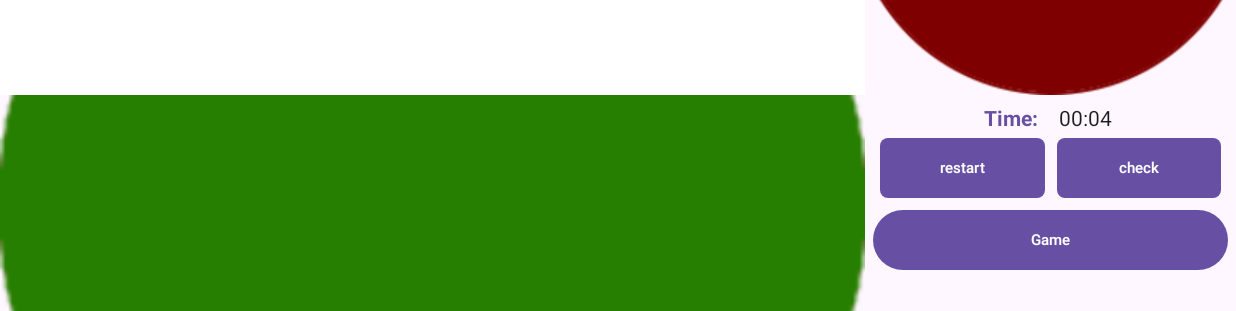
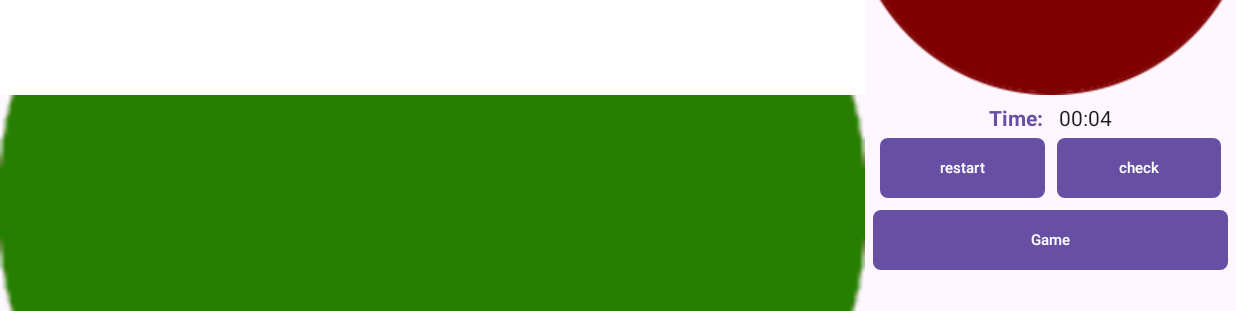
Before and after one commit to Anonimqwe/pavelprojectforsamsung, an Android app: the screen it shows after launch (MainActivity), after a tap on "menu", on a phone screen of 824 x 412 dp (held sideways). Shown: the part 307-618 px from the top of the screen. Run offline under Robolectric (Android 15) with nearby library versions, the phone set to English and light mode, and no system bars; 2 other taps on this screen came first.

Commit message:
change 19.05

```diff
--- a/MyApplication9/app/src/main/java/com/example/myapplication/MainActivity.java
+++ b/MyApplication9/app/src/main/java/com/example/myapplication/MainActivity.java
@@ -38,16 +38,6 @@ public class MainActivity extends AppCompatActivity {
     private Chronometer chrTime;
     private ResultsDBOpenHelper resultsDBOpenHelper;
     private boolean enableMusic;
-
-    public void startMusic() {
-        if (mediaPlayer != null)
-            mediaPlayer.start();
-    }
-
-    public void pauseMusic() {
-        if (mediaPlayer != null)
-            mediaPlayer.pause();
-    }
 
     @Override
     protected void onCreate(Bundle savedInstanceState) {
@@ -130,7 +120,15 @@ public class MainActivity extends AppCompatActivity {
             }
         });
     }
+    public void startMusic() {
+        if (mediaPlayer != null)
+            mediaPlayer.start();
+    }
 
+    public void pauseMusic() {
+        if (mediaPlayer != null)
+            mediaPlayer.pause();
+    }
     public void initCardFirstPattern() {
         ImageView imageViewBottom, imageViewRight;
         imageViewBottom = findViewById(R.id.iv_bottom);
--- a/MyApplication9/app/src/main/java/com/example/myapplication/fragment/GameFragment.java
+++ b/MyApplication9/app/src/main/java/com/example/myapplication/fragment/GameFragment.java
@@ -120,7 +120,8 @@ public class GameFragment extends Fragment {
     public boolean checkResult(){
         for (int i = 0; i < cards.length; i++) {
             for (int j = 0; j < cards[i].length; j++) {
-                if (cards[i][j].isRight() && cards[i][j].isClicked() ||  !cards[i][j].isRight() && !cards[i][j].isClicked()) return false;
+                if (cards[i][j].isRight() && cards[i][j].isClicked() ||  !cards[i][j].isRight() && !cards[i][j].isClicked())
+                    return false;
             }
         }
         return true;
--- a/MyApplication9/app/src/main/java/com/example/myapplication/fragment/MenuFragment.java
+++ b/MyApplication9/app/src/main/java/com/example/myapplication/fragment/MenuFragment.java
@@ -30,7 +30,9 @@ public class MenuFragment extends Fragment {
     private CheckBox musicOnOff;
     @Nullable
     @Override
-    public View onCreateView(@NonNull LayoutInflater inflater, @Nullable ViewGroup container, @Nullable Bundle savedInstanceState) {
+    public View onCreateView(@NonNull LayoutInflater inflater,
+                             @Nullable ViewGroup container,
+                             @Nullable Bundle savedInstanceState) {
         mainActivity = ((MainActivity)getActivity());
         ResultsDBOpenHelper resultsDBOpenHelper = new ResultsDBOpenHelper(getContext());
         List<Results> resultsList = resultsDBOpenHelper.findAll();
--- a/MyApplication9/app/src/main/res/layout/activity_main.xml
+++ b/MyApplication9/app/src/main/res/layout/activity_main.xml
@@ -1,5 +1,6 @@
 <?xml version="1.0" encoding="utf-8"?>
-<androidx.constraintlayout.widget.ConstraintLayout xmlns:android="http://schemas.android.com/apk/res/android"
+<androidx.constraintlayout.widget.ConstraintLayout
+    xmlns:android="http://schemas.android.com/apk/res/android"
     xmlns:app="http://schemas.android.com/apk/res-auto"
     xmlns:tools="http://schemas.android.com/tools"
     android:layout_width="match_parent"
@@ -49,7 +50,7 @@
         app:layout_constraintTop_toBottomOf="@id/gl_bottom"
         app:layout_constraintStart_toEndOf="@id/gl_right"
         app:layout_constraintEnd_toStartOf="@+id/chr_time"
-        android:text="Time: "
+        android:text="@string/time"
         android:gravity="right"
         android:layout_margin="5dp"
         android:textStyle="bold"
@@ -74,7 +75,7 @@
         app:layout_constraintBottom_toTopOf="@id/btn_menu"
         app:layout_constraintEnd_toStartOf="@id/btn_check"
         android:layout_marginStart="10dp"
-        android:text="restart"
+        android:text="@string/restart"
         app:cornerRadius="5dp"
         android:textSize="10dp"/>
 
@@ -85,7 +86,7 @@
         android:layout_height="wrap_content"
         android:layout_marginStart="8dp"
         android:layout_marginEnd="10dp"
-        android:text="check"
+        android:text="@string/check"
         app:cornerRadius="5dp"
         app:layout_constraintBottom_toTopOf="@id/btn_menu"
         app:layout_constraintEnd_toEndOf="parent"
@@ -102,8 +103,9 @@
         app:layout_constraintStart_toEndOf="@+id/gl_right"
         app:layout_constraintEnd_toEndOf="parent"
         android:layout_marginHorizontal="5dp"
+        app:cornerRadius="5dp"
         android:textSize="10dp"
-        android:text="menu"/>
+        android:text="@string/menu"/>
     <androidx.fragment.app.FragmentContainerView
         android:id="@+id/nav_host_fragment_container"
         android:layout_width="0dp"
--- a/MyApplication9/app/src/main/res/layout/fragment_menu.xml
+++ b/MyApplication9/app/src/main/res/layout/fragment_menu.xml
@@ -16,7 +16,7 @@
         android:orientation="vertical"/>
     <EditText
         android:id="@+id/et_username"
-        android:hint="no name"
+        android:hint="@string/no_name"
         android:layout_width="0dp"
         android:layout_height="0dp"
         app:layout_constraintTop_toTopOf="parent"
@@ -25,7 +25,7 @@
         app:layout_constraintBottom_toBottomOf="@+id/mb_username"/>
     <com.google.android.material.button.MaterialButton
         android:id="@+id/mb_username"
-        android:text="accept"
+        android:text="@string/accept"
         android:layout_width="wrap_content"
         android:layout_height="wrap_content"
         app:layout_constraintEnd_toStartOf="@+id/gl_main"
@@ -43,7 +43,7 @@
         android:layout_width="0dp"
         android:layout_height="0dp"
         android:gravity="center"
-        android:text="Enable music"
+        android:text="@string/enable_music"
         app:layout_constraintBottom_toBottomOf="@+id/cb_media"
         app:layout_constraintEnd_toStartOf="@+id/cb_media"
         app:layout_constraintHorizontal_bias="0.0"
--- a/MyApplication9/app/src/main/res/values/strings.xml
+++ b/MyApplication9/app/src/main/res/values/strings.xml
@@ -1,3 +1,10 @@
 <resources>
-    <string name="app_name">My Application</string>
+    <string name="app_name">Sherlock 1991</string>
+    <string name="time">Time: </string>
+    <string name="check">check</string>
+    <string name="restart">restart</string>
+    <string name="menu">menu</string>
+    <string name="no_name">no name</string>
+    <string name="accept">accept</string>
+    <string name="enable_music">Enable music</string>
 </resources>
```
Also changed, not shown: MyApplication9/app/src/main/AndroidManifest.xml (line endings or trailing spaces).
